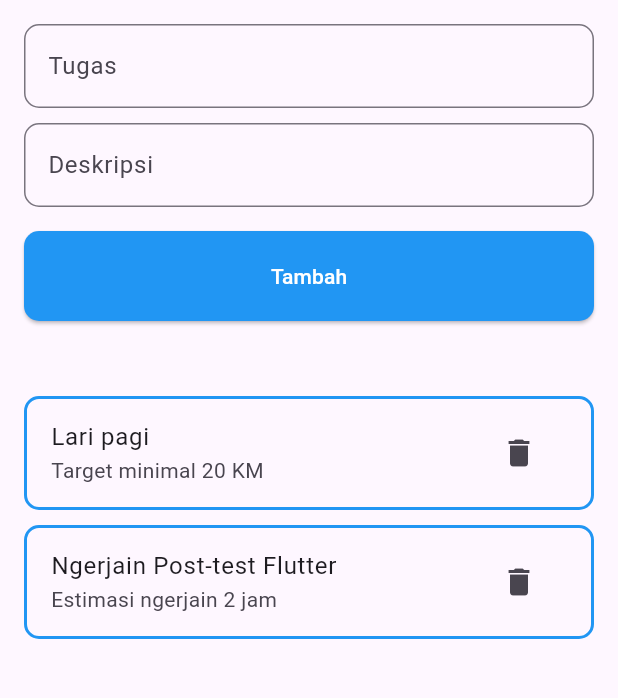
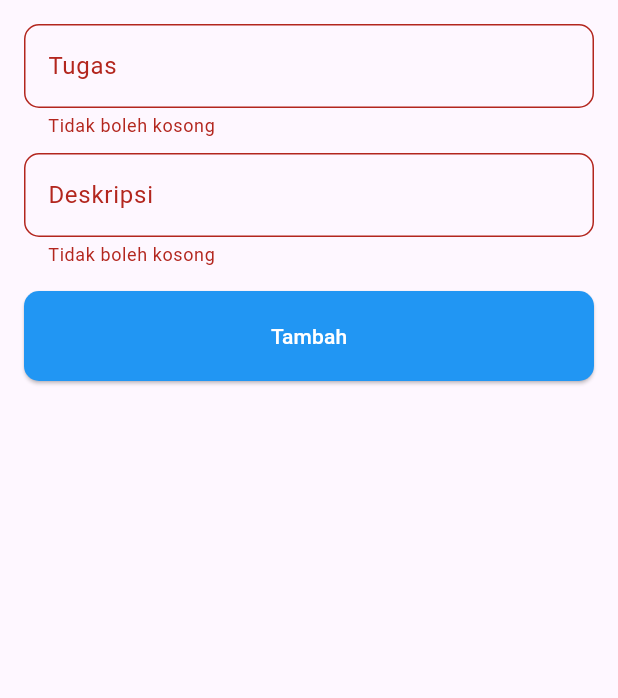
Before and after one commit to novilfahlevy/taskapp, a Flutter app: the screen it shows after launch, after a tap on "Tambah", on a phone screen of 412 x 824 dp, the part 84-782 px from its top. Run offline on Flutter 3.47's test engine with Material 3 defaults, Android fonts, the phone set to English and light mode, and no system bars.

```diff
--- a/lib/main.dart
+++ b/lib/main.dart
@@ -4,8 +4,34 @@ void main() {
   runApp(const TaskApp());
 }
 
-class TaskApp extends StatelessWidget {
+class TaskApp extends StatefulWidget {
   const TaskApp({super.key});
+
+  @override
+  State<TaskApp> createState() => _TaskAppState();
+}
+
+class _TaskAppState extends State<TaskApp> {
+  List<Map<String, String>> tugas = [];
+
+  GlobalKey<FormState> formKey = GlobalKey<FormState>();
+
+  TextEditingController tugasController = TextEditingController();
+
+  TextEditingController deskripsiController = TextEditingController();
+
+  void tambahTugas(String tugas, String deskripsi) {
+    if (formKey.currentState!.validate()) {
+      setState(() {
+        this.tugas.add({
+          'tugas': tugas,
+          'deskripsi': deskripsi,
+        });
+      });
+    }
+  }
+
+  void hapusTugas(int index) => setState(() => tugas.removeAt(index));
 
   @override
   Widget build(BuildContext context) {
@@ -16,11 +42,14 @@ class TaskApp extends StatelessWidget {
           title: const Text('TaskApp', style: TextStyle(color: Colors.white)),
           backgroundColor: Colors.blue,
         ),
-        body: Padding(
+        body: Form(
+          key: formKey,
+          child: Padding(
             padding: const EdgeInsets.all(16),
             child: Column(
               children: [
                 TextFormField(
+                  controller: tugasController,
                   decoration: InputDecoration(
                     labelText: 'Tugas',
                     hintText: 'Contoh: Lari pagi',
@@ -28,9 +57,11 @@ class TaskApp extends StatelessWidget {
                       borderRadius: BorderRadius.circular(10),
                     )
                   ),
+                  validator: (value) => value!.isEmpty ? 'Tidak boleh kosong' : null,
                 ),
                 const SizedBox(height: 10),
                 TextFormField(
+                  controller: deskripsiController,
                   decoration: InputDecoration(
                     labelText: 'Deskripsi',
                     hintText: 'Contoh: 20 KM',
@@ -38,12 +69,17 @@ class TaskApp extends StatelessWidget {
                       borderRadius: BorderRadius.circular(10),
                     )
                   ),
+                  validator: (value) => value!.isEmpty ? 'Tidak boleh kosong' : null,
                 ),
                 const SizedBox(height: 16),
                 SizedBox(
                   width: double.infinity,
                   child: ElevatedButton(
-                  onPressed: () {},
+                    onPressed: () {
+                      tambahTugas(tugasController.text, deskripsiController.text);
+                      tugasController.clear();
+                      deskripsiController.clear();
+                    },
                     style: ElevatedButton.styleFrom(
                       padding: const EdgeInsets.all(20),
                       backgroundColor: Colors.blue,
@@ -58,12 +94,13 @@ class TaskApp extends StatelessWidget {
 
                 const SizedBox(height: 50),
 
+                for (int i = 0; i < tugas.length; i++)
                   ListTile(
-                title: const Text('Lari pagi'),
-                subtitle: const Text('Target minimal 20 KM'),
+                    title: Text(tugas[i]['tugas']!),
+                    subtitle: Text(tugas[i]['deskripsi']!),
                     trailing: IconButton(
                       icon: const Icon(Icons.delete),
-                  onPressed: () {},
+                      onPressed: () => hapusTugas(i),
                     ),
                     shape: RoundedRectangleBorder(
                       side: const BorderSide(
@@ -73,25 +110,9 @@ class TaskApp extends StatelessWidget {
                       borderRadius: BorderRadius.circular(10),
                     ),
                   ),
-
                   const SizedBox(height: 10),
-
-              ListTile(
-                title: const Text('Ngerjain Post-test Flutter'),
-                subtitle: const Text('Estimasi ngerjain 2 jam'),
-                trailing: IconButton(
-                  icon: const Icon(Icons.delete),
-                  onPressed: () {},
+              ],
             ),
-                shape: RoundedRectangleBorder(
-                  side: const BorderSide(
-                    color: Colors.blue,
-                    width: 2,
-                  ),
-                  borderRadius: BorderRadius.circular(10),
-                ),
-              ),
-            ],
           ),
         ),
       ),
```
Lines whose indentation alone changed are shown as unchanged.
